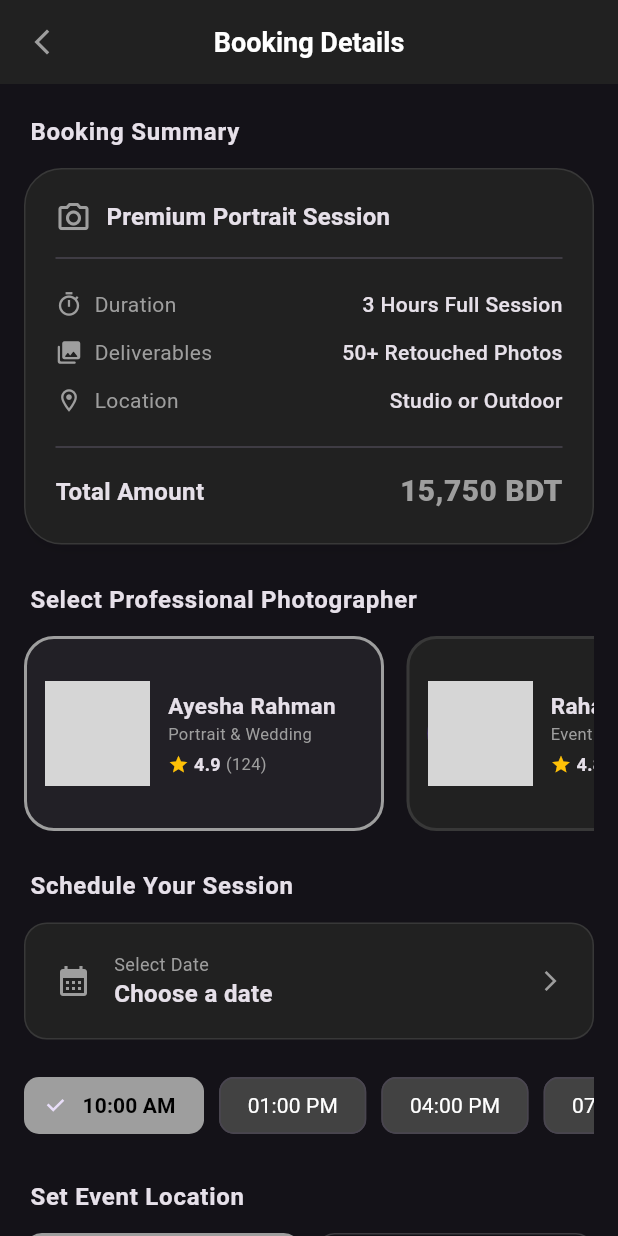
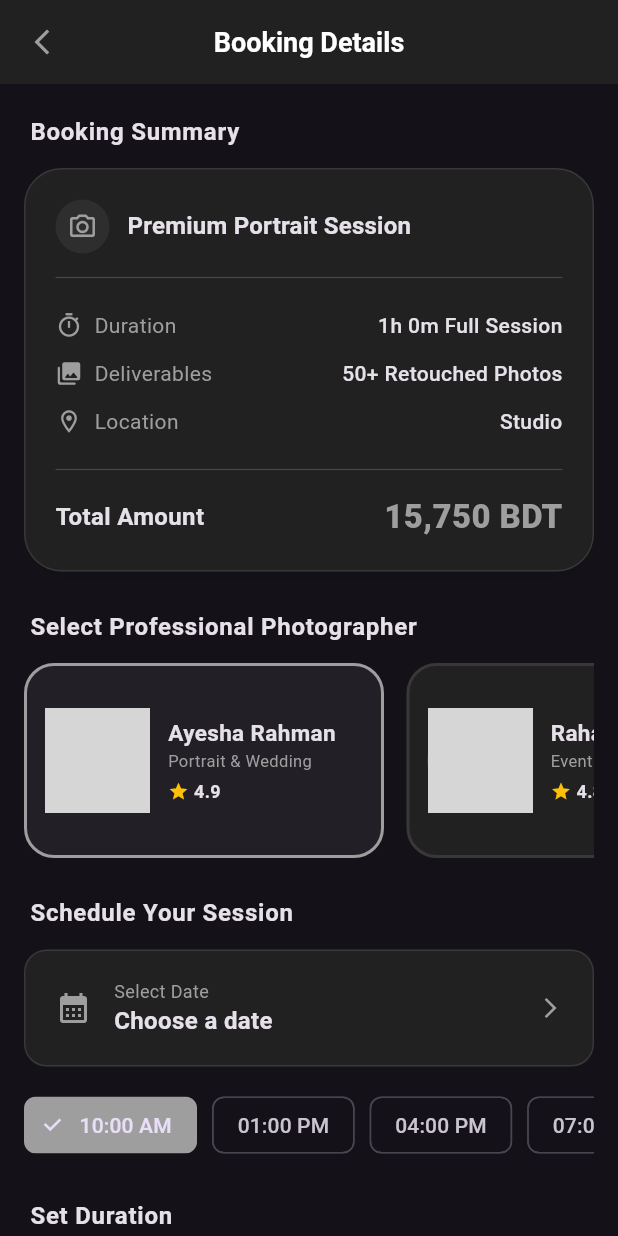
Before and after one commit to HASANALBANNA2024/nobochitro, a Flutter app: the BookingSummaryScreen screen opened directly with empty values, on a phone screen of 412 x 824 dp. Run offline on Flutter 3.47's test engine with Material 3 defaults, Android fonts, the light colour scheme and no system bars; network calls fail; grey boxes are pictures that could not be loaded.

Commit message:
payment screen updaate

```diff
--- a/lib/booking_summary_screen/booking_summary_screen.dart
+++ b/lib/booking_summary_screen/booking_summary_screen.dart
@@ -1,4 +1,4 @@
-import 'dart:ui'; // PointerDeviceKind এর জন্য প্রয়োজন
+import 'dart:ui';
 
 import 'package:flutter/material.dart';
 import 'package:intl/intl.dart';
@@ -17,6 +17,9 @@ class _BookingSummaryScreenState extends State<BookingSummaryScreen> {
   DateTime? _selectedDate;
   String _selectedTime = "10:00 AM";
   String _selectedLocationType = "Studio";
+  int _selectedDurationHours = 1;
+  int _selectedDurationMinutes = 0;
+  int _selectedPhotographerIndex = 0;
 
   final List<Map<String, dynamic>> _photographers = [
     {
@@ -36,8 +39,6 @@ class _BookingSummaryScreenState extends State<BookingSummaryScreen> {
       "specialty": "Event & Fashion",
     },
   ];
-
-  int _selectedPhotographerIndex = 0;
 
   Future<void> _selectDate(BuildContext context) async {
     final DateTime? picked = await showDatePicker(
@@ -93,90 +94,23 @@ class _BookingSummaryScreenState extends State<BookingSummaryScreen> {
                 _buildEnhancedSummaryCard(theme, isDark),
 
                 const SizedBox(height: 25),
-
                 _buildSectionTitle("Select Professional Photographer", theme),
-
-                // মাউস ড্র্যাগ সাপোর্ট যুক্ত ফটোগ্রাফার লিস্ট
-                ScrollConfiguration(
-                  behavior: ScrollConfiguration.of(context).copyWith(
-                    dragDevices: {
-                      PointerDeviceKind.touch,
-                      PointerDeviceKind.mouse,
-                    },
-                  ),
-                  child: SizedBox(
-                    height: 130,
-                    child: ListView.builder(
-                      scrollDirection: Axis.horizontal,
-                      itemCount: _photographers.length,
-                      itemBuilder: (context, index) =>
-                          _buildEnhancedPhotographerCard(index, theme, isDark),
-                    ),
-                  ),
-                ),
+                _buildPhotographerList(context, theme, isDark),
 
                 const SizedBox(height: 25),
-
                 _buildSectionTitle("Schedule Your Session", theme),
                 _buildDateTimeSelector(theme, isDark),
 
                 const SizedBox(height: 25),
+                _buildSectionTitle("Set Duration", theme), // ডিউরেশন টাইটেল
+                _buildDurationSelector(theme, isDark), // ডিউরেশন উইজেট
 
+                const SizedBox(height: 25),
                 _buildSectionTitle("Set Event Location", theme),
                 _buildLocationSelector(theme, isDark),
 
                 const SizedBox(height: 30),
-
-                SizedBox(
-                  width: double.infinity,
-                  height: 60, // হাইট একটু বাড়ানো হয়েছে
-                  child: ElevatedButton(
-                    onPressed: _selectedDate == null
-                        ? null
-                        : () {
-                            showModalBottomSheet(
-                              context: context,
-                              isScrollControlled: true,
-                              backgroundColor: Colors.transparent,
-                              builder: (context) => PaymentSheet(
-                                primaryAccent: widget.primaryAccent,
-                                amount: 15750.0,
-                              ),
-                            );
-                          },
-                    style: ElevatedButton.styleFrom(
-                      backgroundColor:
-                          widget.primaryAccent, // আপনার প্রাইমারি কালার
-                      foregroundColor: Colors.black, // টেক্সট কালার
-                      disabledBackgroundColor: Colors.grey.withOpacity(0.3),
-                      shape: RoundedRectangleBorder(
-                        borderRadius: BorderRadius.circular(
-                          18,
-                        ), // কর্নার আরও রাউন্ড করা হয়েছে
-                      ),
-                      elevation: 8, // শ্যাডো বাড়ানো হয়েছে
-                      shadowColor: widget.primaryAccent.withOpacity(0.4),
-                    ),
-                    child: Row(
-                      mainAxisAlignment: MainAxisAlignment.center,
-                      children: [
-                        const Text(
-                          "Proceed to Payment",
-                          style: TextStyle(
-                            fontWeight: FontWeight.bold,
-                            fontSize: 18,
-                            letterSpacing: 1.1,
-                          ),
-                        ),
-                        const SizedBox(width: 10),
-                        const Icon(
-                          Icons.arrow_forward_ios,
-                          size: 18,
-                        ), // একটি আইকন যোগ করা হয়েছে
-                      ],
-                    ),
-                  ),
-                ),
+                _buildProceedButton(context),
                 const SizedBox(height: 20),
               ],
             ),
@@ -185,6 +119,8 @@ class _BookingSummaryScreenState extends State<BookingSummaryScreen> {
       ),
     );
   }
+
+  // --- UI Components Methods ---
 
   Widget _buildSectionTitle(String title, ThemeData theme) {
     return Padding(
@@ -218,25 +154,46 @@ class _BookingSummaryScreenState extends State<BookingSummaryScreen> {
         children: [
           Row(
             children: [
-              Icon(Icons.camera_alt_outlined, color: widget.primaryAccent),
-              const SizedBox(width: 10),
-              Text(
+              Container(
+                padding: const EdgeInsets.all(8),
+                decoration: BoxDecoration(
+                  color: widget.primaryAccent.withOpacity(0.1),
+                  shape: BoxShape.circle,
+                ),
+                child: Icon(
+                  Icons.camera_alt_outlined,
+                  color: widget.primaryAccent,
+                  size: 20,
+                ),
+              ),
+              const SizedBox(width: 12),
+              Expanded(
+                child: Text(
                   "Premium Portrait Session",
                   style: theme.textTheme.titleMedium?.copyWith(
                     fontWeight: FontWeight.bold,
                   ),
                 ),
+              ),
             ],
           ),
-          const Divider(height: 30),
-          _infoRow(Icons.timer_outlined, "Duration", "3 Hours Full Session"),
+          const Divider(height: 32, thickness: 0.8),
+          _infoRow(
+            Icons.timer_outlined,
+            "Duration",
+            "${_selectedDurationHours}h ${_selectedDurationMinutes}m Full Session",
+          ),
           _infoRow(
             Icons.collections_rounded,
             "Deliverables",
             "50+ Retouched Photos",
           ),
-          _infoRow(Icons.location_on_outlined, "Location", "Studio or Outdoor"),
-          const Divider(height: 30),
+          _infoRow(
+            Icons.location_on_outlined,
+            "Location",
+            _selectedLocationType,
+          ),
+          const Divider(height: 32, thickness: 0.8),
           Row(
             mainAxisAlignment: MainAxisAlignment.spaceBetween,
             children: [
@@ -248,13 +205,115 @@ class _BookingSummaryScreenState extends State<BookingSummaryScreen> {
                 "15,750 BDT",
                 style: TextStyle(
                   fontWeight: FontWeight.w900,
-                  fontSize: 20,
+                  fontSize: 22,
                   color: widget.primaryAccent,
                 ),
               ),
             ],
           ),
         ],
+      ),
+    );
+  }
+
+  Widget _buildPhotographerList(
+    BuildContext context,
+    ThemeData theme,
+    bool isDark,
+  ) {
+    return ScrollConfiguration(
+      behavior: ScrollConfiguration.of(context).copyWith(
+        dragDevices: {PointerDeviceKind.touch, PointerDeviceKind.mouse},
+      ),
+      child: SizedBox(
+        height: 130,
+        child: ListView.builder(
+          scrollDirection: Axis.horizontal,
+          itemCount: _photographers.length,
+          itemBuilder: (context, index) =>
+              _buildEnhancedPhotographerCard(index, theme, isDark),
+        ),
+      ),
+    );
+  }
+
+  Widget _buildDurationSelector(ThemeData theme, bool isDark) {
+    return Container(
+      padding: const EdgeInsets.all(16),
+      decoration: BoxDecoration(
+        color: isDark ? Colors.grey[900] : Colors.white,
+        borderRadius: BorderRadius.circular(20),
+        border: Border.all(color: isDark ? Colors.white10 : Colors.black12),
+      ),
+      child: Row(
+        mainAxisAlignment: MainAxisAlignment.spaceBetween,
+        children: [
+          Column(
+            crossAxisAlignment: CrossAxisAlignment.start,
+            children: [
+              const Text(
+                "Booking Duration",
+                style: TextStyle(fontSize: 12, color: Colors.grey),
+              ),
+              const SizedBox(height: 4),
+              Text(
+                "${_selectedDurationHours}h ${_selectedDurationMinutes}m",
+                style: const TextStyle(
+                  fontSize: 18,
+                  fontWeight: FontWeight.bold,
+                ),
+              ),
+            ],
+          ),
+          Row(
+            children: [
+              _buildRoundBtn(Icons.remove, () {
+                setState(() {
+                  if (_selectedDurationHours > 1 ||
+                      _selectedDurationMinutes >= 30) {
+                    if (_selectedDurationMinutes == 0) {
+                      _selectedDurationHours--;
+                      _selectedDurationMinutes = 30;
+                    } else {
+                      _selectedDurationMinutes -= 30;
+                    }
+                  }
+                });
+              }, isDark),
+              const SizedBox(width: 15),
+              _buildRoundBtn(Icons.add, () {
+                setState(() {
+                  _selectedDurationMinutes += 30;
+                  if (_selectedDurationMinutes >= 60) {
+                    _selectedDurationHours++;
+                    _selectedDurationMinutes = 0;
+                  }
+                });
+              }, isDark),
+            ],
+          ),
+        ],
+      ),
+    );
+  }
+
+  Widget _buildRoundBtn(IconData icon, VoidCallback onTap, bool isDark) {
+    return GestureDetector(
+      onTap: onTap,
+      child: Container(
+        padding: const EdgeInsets.all(8),
+        decoration: BoxDecoration(
+          color: widget.primaryAccent,
+          shape: BoxShape.circle,
+          boxShadow: [
+            BoxShadow(
+              color: widget.primaryAccent.withOpacity(0.3),
+              blurRadius: 5,
+              spreadRadius: 1,
+            ),
+          ],
+        ),
+        child: Icon(icon, color: Colors.black, size: 20),
       ),
     );
   }
@@ -281,7 +340,6 @@ class _BookingSummaryScreenState extends State<BookingSummaryScreen> {
   ) {
     bool isSelected = _selectedPhotographerIndex == index;
     var p = _photographers[index];
-
     return GestureDetector(
       onTap: () => setState(() => _selectedPhotographerIndex = index),
       child: AnimatedContainer(
@@ -303,27 +361,9 @@ class _BookingSummaryScreenState extends State<BookingSummaryScreen> {
         ),
         child: Row(
           children: [
-            Stack(
-              children: [
             CircleAvatar(
               radius: 35,
               backgroundImage: NetworkImage(p['image']!),
-                ),
-                if (isSelected)
-                  Positioned(
-                    bottom: 0,
-                    right: 0,
-                    child: CircleAvatar(
-                      radius: 12,
-                      backgroundColor: widget.primaryAccent,
-                      child: const Icon(
-                        Icons.check,
-                        size: 14,
-                        color: Colors.black,
-                      ),
-                    ),
-                  ),
-              ],
             ),
             const SizedBox(width: 12),
             Expanded(
@@ -353,13 +393,6 @@ class _BookingSummaryScreenState extends State<BookingSummaryScreen> {
                         style: const TextStyle(
                           fontSize: 12,
                           fontWeight: FontWeight.bold,
-                        ),
-                      ),
-                      Text(
-                        "(${p['reviews']})",
-                        style: const TextStyle(
-                          fontSize: 11,
-                          color: Colors.grey,
                         ),
                       ),
                     ],
@@ -422,19 +455,12 @@ class _BookingSummaryScreenState extends State<BookingSummaryScreen> {
             ),
           ),
         ),
-        const SizedBox(height: 20),
-
-        // মাউস ড্র্যাগ সাপোর্ট যুক্ত টাইম স্লট লিস্ট
-        ScrollConfiguration(
-          behavior: ScrollConfiguration.of(context).copyWith(
-            dragDevices: {PointerDeviceKind.touch, PointerDeviceKind.mouse},
-          ),
-          child: SingleChildScrollView(
+        const SizedBox(height: 15),
+        SingleChildScrollView(
           scrollDirection: Axis.horizontal,
           child: Row(
-              children: ["10:00 AM", "01:00 PM", "04:00 PM", "07:00 PM"].map((
-                time,
-              ) {
+            children: [
+              ...["10:00 AM", "01:00 PM", "04:00 PM", "07:00 PM"].map((time) {
                 bool isSelected = _selectedTime == time;
                 return Padding(
                   padding: const EdgeInsets.only(right: 10),
@@ -443,28 +469,30 @@ class _BookingSummaryScreenState extends State<BookingSummaryScreen> {
                     selected: isSelected,
                     onSelected: (val) => setState(() => _selectedTime = time),
                     selectedColor: widget.primaryAccent,
-                    backgroundColor: isDark
-                        ? Colors.grey[800]
-                        : Colors.grey[200],
-                    labelStyle: TextStyle(
-                      color: isSelected
-                          ? Colors.black
-                          : (isDark ? Colors.white : Colors.black),
-                      fontWeight: isSelected
-                          ? FontWeight.bold
-                          : FontWeight.normal,
-                    ),
-                    shape: RoundedRectangleBorder(
-                      borderRadius: BorderRadius.circular(10),
-                    ),
-                    padding: const EdgeInsets.symmetric(
-                      horizontal: 10,
-                      vertical: 8,
-                    ),
                   ),
                 );
-              }).toList(),
+              }),
+              ActionChip(
+                label: Text(
+                  ![
+                        "10:00 AM",
+                        "01:00 PM",
+                        "04:00 PM",
+                        "07:00 PM",
+                      ].contains(_selectedTime)
+                      ? _selectedTime
+                      : "Custom",
                 ),
+                onPressed: () async {
+                  TimeOfDay? t = await showTimePicker(
+                    context: context,
+                    initialTime: TimeOfDay.now(),
+                  );
+                  if (t != null)
+                    setState(() => _selectedTime = t.format(context));
+                },
+              ),
+            ],
           ),
         ),
       ],
@@ -481,31 +509,21 @@ class _BookingSummaryScreenState extends State<BookingSummaryScreen> {
             _locationTypeChip("Outdoor", Icons.terrain_outlined),
           ],
         ),
+        if (_selectedLocationType == "Outdoor") ...[
           const SizedBox(height: 15),
-        Container(
-          padding: const EdgeInsets.symmetric(horizontal: 15, vertical: 5),
-          decoration: BoxDecoration(
-            color: isDark ? Colors.grey[900] : Colors.white,
+          TextField(
+            decoration: InputDecoration(
+              hintText: "Enter event location or city name",
+              filled: true,
+              fillColor: isDark ? Colors.grey[900] : Colors.white,
+              border: OutlineInputBorder(
                 borderRadius: BorderRadius.circular(15),
-            border: Border.all(color: isDark ? Colors.white10 : Colors.black12),
+                borderSide: BorderSide.none,
               ),
-          child: TextField(
-            decoration: InputDecoration(
-              hintText: _selectedLocationType == "Studio"
-                  ? "Studio address will be shared after booking"
-                  : "Enter event location or city name",
-              hintStyle: const TextStyle(fontSize: 14, color: Colors.grey),
-              border: InputBorder.none,
-              icon: Icon(
-                Icons.location_on,
-                color: widget.primaryAccent,
-                size: 20,
+              prefixIcon: Icon(Icons.location_on, color: widget.primaryAccent),
             ),
           ),
-            enabled: _selectedLocationType == "Outdoor",
-            style: const TextStyle(fontSize: 15, fontWeight: FontWeight.w500),
-          ),
-        ),
+        ],
       ],
     );
   }
@@ -548,4 +566,45 @@ class _BookingSummaryScreenState extends State<BookingSummaryScreen> {
       ),
     );
   }
+
+  Widget _buildProceedButton(BuildContext context) {
+    return SizedBox(
+      width: double.infinity,
+      height: 60,
+      child: ElevatedButton(
+        onPressed: _selectedDate == null
+            ? null
+            : () {
+                showModalBottomSheet(
+                  context: context,
+                  isScrollControlled: true,
+                  backgroundColor: Colors.transparent,
+                  builder: (context) => PaymentSheet(
+                    primaryAccent: widget.primaryAccent,
+                    amount: 15750.0,
+                  ),
+                );
+              },
+        style: ElevatedButton.styleFrom(
+          backgroundColor: widget.primaryAccent,
+          foregroundColor: Colors.black,
+          shape: RoundedRectangleBorder(
+            borderRadius: BorderRadius.circular(18),
+          ),
+          elevation: 8,
+        ),
+        child: const Row(
+          mainAxisAlignment: MainAxisAlignment.center,
+          children: [
+            Text(
+              "Proceed to Payment",
+              style: TextStyle(fontWeight: FontWeight.bold, fontSize: 18),
+            ),
+            SizedBox(width: 10),
+            Icon(Icons.arrow_forward_ios, size: 18),
+          ],
+        ),
+      ),
+    );
   }
+}
```
Lines whose indentation alone changed are shown as unchanged.
